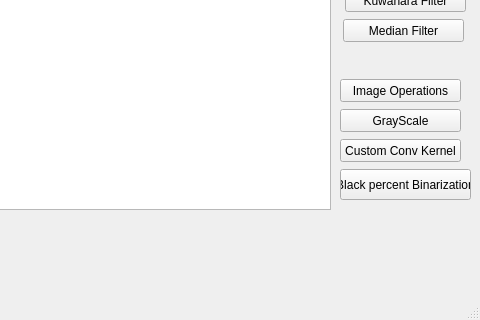
guestnone/imageedit, file MainWindow.ui: the form before one commit; both pictures show x 320 to 800 and y 280 to 600 of the 800 by 600 pixel window.
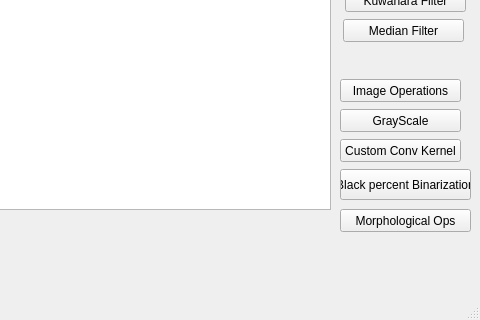
The form after the commit.

Commit message: Added morphological operations

Diff of the .ui file:
```diff
--- a/MainWindow.ui
+++ b/MainWindow.ui
@@ -336,6 +336,19 @@
      <string>Black percent Binarization</string>
     </property>
    </widget>
+   <widget class="QPushButton" name="morphOpsPushButton">
+    <property name="geometry">
+     <rect>
+      <x>660</x>
+      <y>470</y>
+      <width>131</width>
+      <height>23</height>
+     </rect>
+    </property>
+    <property name="text">
+     <string>Morphological Ops</string>
+    </property>
+   </widget>
   </widget>
   <widget class="QMenuBar" name="menubar">
    <property name="geometry">
```
The commit also changes 9 other files.
